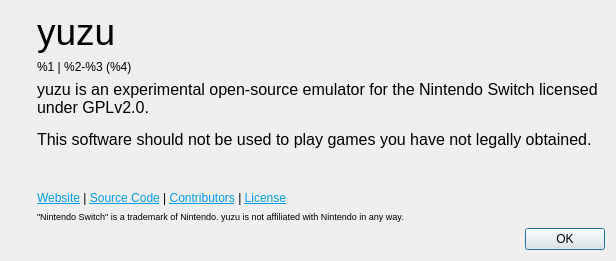
First picture: the form in src/yuzu/aboutdialog.ui, repository formylover/yuzu-early-access, before the edit.
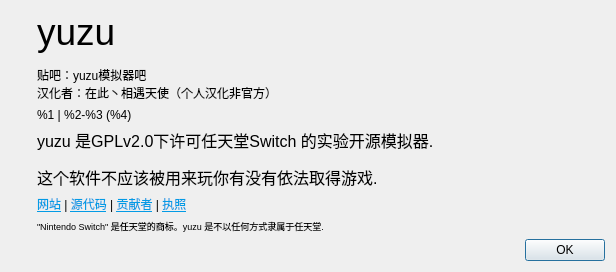
Second picture: the form after the edit. Icons and pictures are not drawn.

Commit message: EA610汉化版

Diff of the .ui file:
```diff
--- a/src/yuzu/aboutdialog.ui
+++ b/src/yuzu/aboutdialog.ui
@@ -57,7 +57,7 @@
           </sizepolicy>
          </property>
          <property name="text">
-          <string>&lt;html&gt;&lt;head/&gt;&lt;body&gt;&lt;p&gt;&lt;span style=&quot; font-size:28pt;&quot;&gt;yuzu&lt;/span&gt;&lt;/p&gt;&lt;/body&gt;&lt;/html&gt;</string>
+          <string>&lt;html&gt;&lt;head/&gt;&lt;body&gt;&lt;p&gt;&lt;span style=&quot; font-size:28pt;&quot;&gt;yuzu&lt;/p&gt;贴吧：yuzu模拟器吧&lt;/body&gt;汉化者：在此丶相遇天使（个人汉化非官方）&lt;/html&gt;</string>
          </property>
         </widget>
        </item>
@@ -87,9 +87,9 @@
 &lt;html&gt;&lt;head&gt;&lt;meta name=&quot;qrichtext&quot; content=&quot;1&quot; /&gt;&lt;style type=&quot;text/css&quot;&gt;
 p, li { white-space: pre-wrap; }
 &lt;/style&gt;&lt;/head&gt;&lt;body style=&quot; font-family:'Ubuntu'; font-size:11pt; font-weight:400; font-style:normal;&quot;&gt;
-&lt;p style=&quot; margin-top:0px; margin-bottom:0px; margin-left:0px; margin-right:0px; -qt-block-indent:0; text-indent:0px;&quot;&gt;&lt;span style=&quot; font-family:'MS Shell Dlg 2'; font-size:12pt;&quot;&gt;yuzu is an experimental open-source emulator for the Nintendo Switch licensed under GPLv2.0.&lt;/span&gt;&lt;/p&gt;
+&lt;p style=&quot; margin-top:0px; margin-bottom:0px; margin-left:0px; margin-right:0px; -qt-block-indent:0; text-indent:0px;&quot;&gt;&lt;span style=&quot; font-family:'MS Shell Dlg 2'; font-size:12pt;&quot;&gt;yuzu 是GPLv2.0下许可任天堂Switch 的实验开源模拟器.&lt;/span&gt;&lt;/p&gt;
 &lt;p style=&quot;-qt-paragraph-type:empty; margin-top:0px; margin-bottom:0px; margin-left:0px; margin-right:0px; -qt-block-indent:0; text-indent:0px; font-family:'MS Shell Dlg 2'; font-size:8pt;&quot;&gt;&lt;br /&gt;&lt;/p&gt;
-&lt;p style=&quot; margin-top:0px; margin-bottom:0px; margin-left:0px; margin-right:0px; -qt-block-indent:0; text-indent:0px;&quot;&gt;&lt;span style=&quot; font-family:'MS Shell Dlg 2'; font-size:12pt;&quot;&gt;This software should not be used to play games you have not legally obtained.&lt;/span&gt;&lt;/p&gt;&lt;/body&gt;&lt;/html&gt;</string>
+&lt;p style=&quot; margin-top:0px; margin-bottom:0px; margin-left:0px; margin-right:0px; -qt-block-indent:0; text-indent:0px;&quot;&gt;&lt;span style=&quot; font-family:'MS Shell Dlg 2'; font-size:12pt;&quot;&gt;这个软件不应该被用来玩你有没有依法取得游戏.&lt;/span&gt;&lt;/p&gt;&lt;/body&gt;&lt;/html&gt;</string>
          </property>
          <property name="alignment">
           <set>Qt::AlignLeading|Qt::AlignLeft|Qt::AlignVCenter</set>
@@ -115,7 +115,7 @@
        <item>
         <widget class="QLabel" name="labelLinks">
          <property name="text">
-          <string>&lt;html&gt;&lt;head/&gt;&lt;body&gt;&lt;p&gt;&lt;a href=&quot;https://yuzu-emu.org/&quot;&gt;&lt;span style=&quot; text-decoration: underline; color:#039be5;&quot;&gt;Website&lt;/span&gt;&lt;/a&gt; | &lt;a href=&quot;https://github.com/yuzu-emu&quot;&gt;&lt;span style=&quot; text-decoration: underline; color:#039be5;&quot;&gt;Source Code&lt;/span&gt;&lt;/a&gt; | &lt;a href=&quot;https://github.com/yuzu-emu/yuzu/graphs/contributors&quot;&gt;&lt;span style=&quot; text-decoration: underline; color:#039be5;&quot;&gt;Contributors&lt;/span&gt;&lt;/a&gt; | &lt;a href=&quot;https://github.com/yuzu-emu/yuzu/blob/master/license.txt&quot;&gt;&lt;span style=&quot; text-decoration: underline; color:#039be5;&quot;&gt;License&lt;/span&gt;&lt;/a&gt;&lt;/p&gt;&lt;/body&gt;&lt;/html&gt;</string>
+          <string>&lt;html&gt;&lt;head/&gt;&lt;body&gt;&lt;p&gt;&lt;a href=&quot;https://yuzu-emu.org/&quot;&gt;&lt;span style=&quot; text-decoration: underline; color:#039be5;&quot;&gt;网站&lt;/span&gt;&lt;/a&gt; | &lt;a href=&quot;https://github.com/yuzu-emu&quot;&gt;&lt;span style=&quot; text-decoration: underline; color:#039be5;&quot;&gt;源代码&lt;/span&gt;&lt;/a&gt; | &lt;a href=&quot;https://github.com/yuzu-emu/yuzu/graphs/contributors&quot;&gt;&lt;span style=&quot; text-decoration: underline; color:#039be5;&quot;&gt;贡献者&lt;/span&gt;&lt;/a&gt; | &lt;a href=&quot;https://github.com/yuzu-emu/yuzu/blob/master/license.txt&quot;&gt;&lt;span style=&quot; text-decoration: underline; color:#039be5;&quot;&gt;执照&lt;/span&gt;&lt;/a&gt;&lt;/p&gt;&lt;/body&gt;&lt;/html&gt;</string>
          </property>
          <property name="openExternalLinks">
           <bool>true</bool>
@@ -131,7 +131,7 @@
           </sizepolicy>
          </property>
          <property name="text">
-          <string>&lt;html&gt;&lt;head/&gt;&lt;body&gt;&lt;p&gt;&lt;span style=&quot; font-size:7pt;&quot;&gt;&amp;quot;Nintendo Switch&amp;quot; is a trademark of Nintendo. yuzu is not affiliated with Nintendo in any way.&lt;/span&gt;&lt;/p&gt;&lt;/body&gt;&lt;/html&gt;</string>
+          <string>&lt;html&gt;&lt;head/&gt;&lt;body&gt;&lt;p&gt;&lt;span style=&quot; font-size:7pt;&quot;&gt;&amp;quot;Nintendo Switch&amp;quot; 是任天堂的商标。yuzu 是不以任何方式隶属于任天堂.&lt;/span&gt;&lt;/p&gt;&lt;/body&gt;&lt;/html&gt;</string>
          </property>
         </widget>
        </item>
```
Left out of the diff: 2 changed lines with no effect on the pictures. The commit also changes 49 other files.
